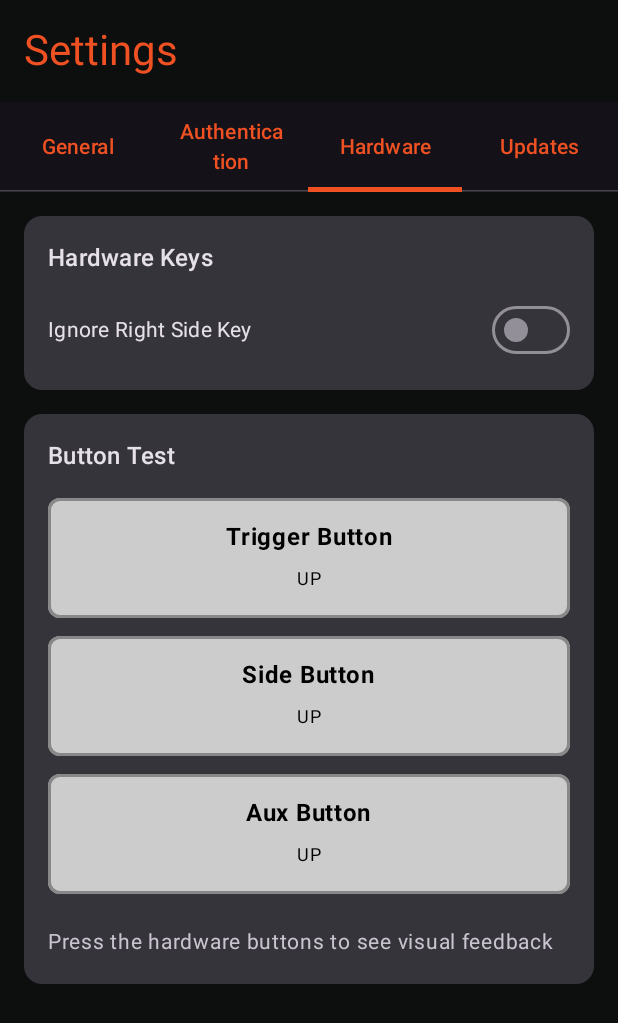
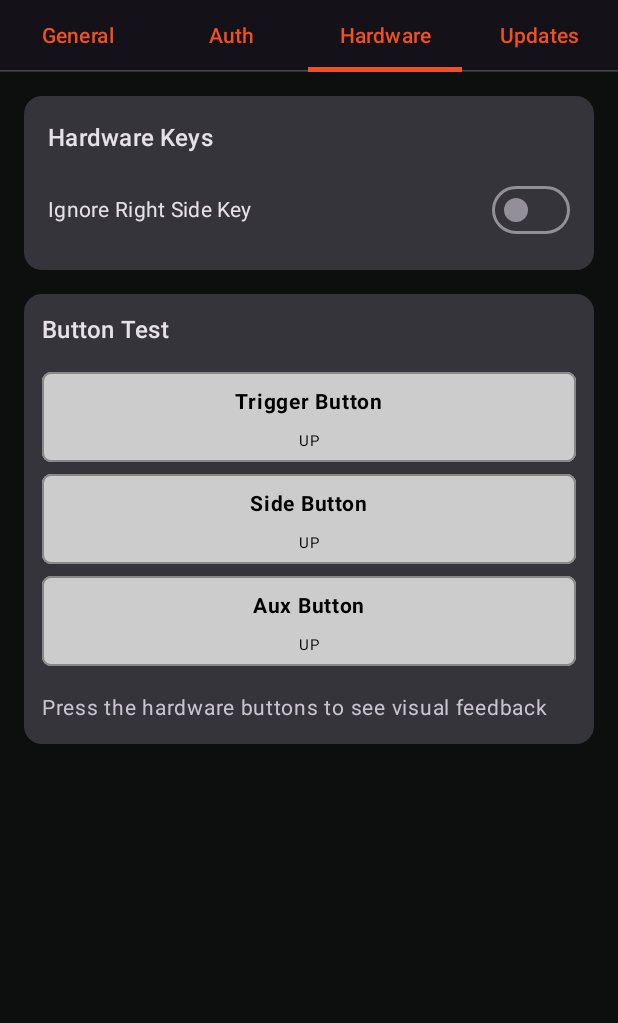
Before and after one commit to rainrental/Rainrental, an Android app built with Jetpack Compose: the composable SettingsScreen shown on its own in the app's theme, tab 3 chosen, on a phone screen of 412 x 824 dp. Shown: the top 1023 px of the screen. Run offline under Robolectric (Android 15) with nearby library versions, the phone set to English and light mode, and no system bars; our stand-ins replace Dagger/Hilt's generated code, Firebase (no records; nobody signed in at launch, a user with empty details on screens opened directly); libraries missing offline, so code that uses them is left out: com.hivemq.client, com.rscja.deviceapi.

Commit message:
Improve settings UI: remove redundant title, fix tab text wrapping, optimize button test layout

```diff
--- a/app/src/main/java/org/rainrental/rainrentalrfid/settings/presentation/SettingsScreen.kt
+++ b/app/src/main/java/org/rainrental/rainrentalrfid/settings/presentation/SettingsScreen.kt
@@ -125,13 +125,6 @@ fun SettingsScreen(
     Column(
         modifier = modifier.fillMaxSize()
     ) {
-        // Header
-        Text(
-            text = stringResource(R.string.settings),
-            style = MaterialTheme.typography.headlineMedium,
-            modifier = Modifier.padding(16.dp)
-        )
-
         // Tab Row
         TabRow(
             selectedTabIndex = selectedTab.ordinal,
@@ -218,31 +211,31 @@ private fun ButtonBox(
         horizontalAlignment = Alignment.CenterHorizontally,
         modifier = Modifier
             .fillMaxWidth()
-            .height(80.dp)
+            .height(60.dp)
             .background(
                 color = backgroundColor,
-                shape = RoundedCornerShape(8.dp)
+                shape = RoundedCornerShape(6.dp)
             )
             .border(
-                width = 2.dp,
+                width = 1.dp,
                 color = borderColor,
-                shape = RoundedCornerShape(8.dp)
+                shape = RoundedCornerShape(6.dp)
             )
-            .padding(12.dp),
+            .padding(8.dp),
         verticalArrangement = Arrangement.Center
     ) {
         Text(
             text = title,
-            fontSize = 16.sp,
+            fontSize = 14.sp,
             fontWeight = FontWeight.Bold,
             color = if (state == ButtonState.DOWN) Color.White else Color.Black
         )
 
-        Spacer(modifier = Modifier.height(4.dp))
+        Spacer(modifier = Modifier.height(2.dp))
 
         Text(
             text = state.name,
-            fontSize = 12.sp,
+            fontSize = 10.sp,
             color = if (state == ButtonState.DOWN) Color.White else Color.Black
         )
     }
@@ -302,7 +295,7 @@ fun AuthenticationTab(
                 verticalArrangement = Arrangement.spacedBy(12.dp)
             ) {
                 Text(
-                    text = stringResource(R.string.settings_authentication),
+                    text = stringResource(R.string.settings_auth),
                     style = MaterialTheme.typography.titleMedium
                 )
 
@@ -444,7 +437,7 @@ fun HardwareTab(
             modifier = Modifier.fillMaxWidth()
         ) {
             Column(
-                modifier = Modifier.padding(16.dp)
+                modifier = Modifier.padding(12.dp)
             ) {
                 Text(
                     text = "Button Test",
@@ -459,7 +452,7 @@ fun HardwareTab(
                     color = Color.Red
                 )
 
-                Spacer(modifier = Modifier.height(12.dp))
+                Spacer(modifier = Modifier.height(8.dp))
 
                 // Side Button
                 ButtonBox(
@@ -468,7 +461,7 @@ fun HardwareTab(
                     color = Color.Blue
                 )
 
-                Spacer(modifier = Modifier.height(12.dp))
+                Spacer(modifier = Modifier.height(8.dp))
 
                 // Aux Button
                 ButtonBox(
@@ -477,7 +470,7 @@ fun HardwareTab(
                     color = Color.Green
                 )
 
-                Spacer(modifier = Modifier.height(12.dp))
+                Spacer(modifier = Modifier.height(8.dp))
 
                 Text(
                     text = "Press the hardware buttons to see visual feedback",
--- a/app/src/main/java/org/rainrental/rainrentalrfid/settings/presentation/SettingsTabs.kt
+++ b/app/src/main/java/org/rainrental/rainrentalrfid/settings/presentation/SettingsTabs.kt
@@ -2,7 +2,7 @@ package org.rainrental.rainrentalrfid.settings.presentation
 
 enum class SettingsTab(val titleResId: Int) {
     GENERAL(org.rainrental.rainrentalrfid.R.string.settings_general),
-    AUTHENTICATION(org.rainrental.rainrentalrfid.R.string.settings_authentication),
+    AUTHENTICATION(org.rainrental.rainrentalrfid.R.string.settings_auth),
     HARDWARE(org.rainrental.rainrentalrfid.R.string.settings_hardware),
     UPDATES(org.rainrental.rainrentalrfid.R.string.settings_updates)
 }
--- a/app/src/main/res/values/strings.xml
+++ b/app/src/main/res/values/strings.xml
@@ -13,7 +13,7 @@
     <string name="barcode">BARCODE</string>
     <string name="rfid">RFID</string>
     <string name="settings_general">General</string>
-    <string name="settings_authentication">Authentication</string>
+    <string name="settings_auth">Auth</string>
     <string name="settings_hardware">Hardware</string>
     <string name="settings_updates">Updates</string>
     <string name="auth_current_user">Current User</string>
```
